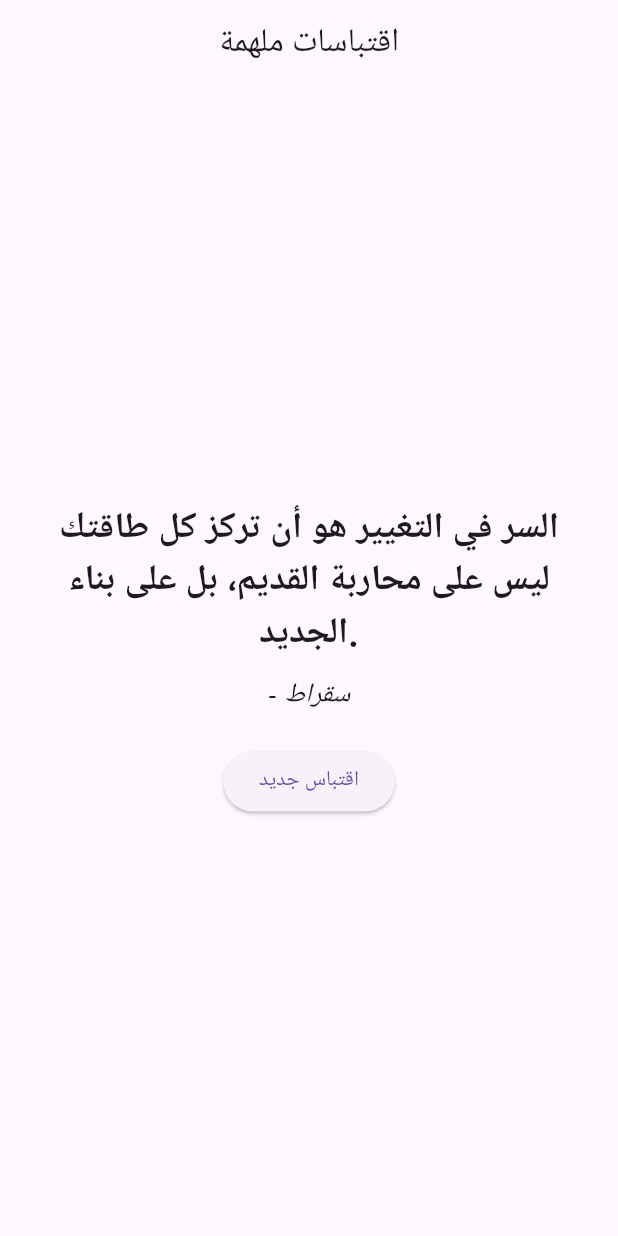
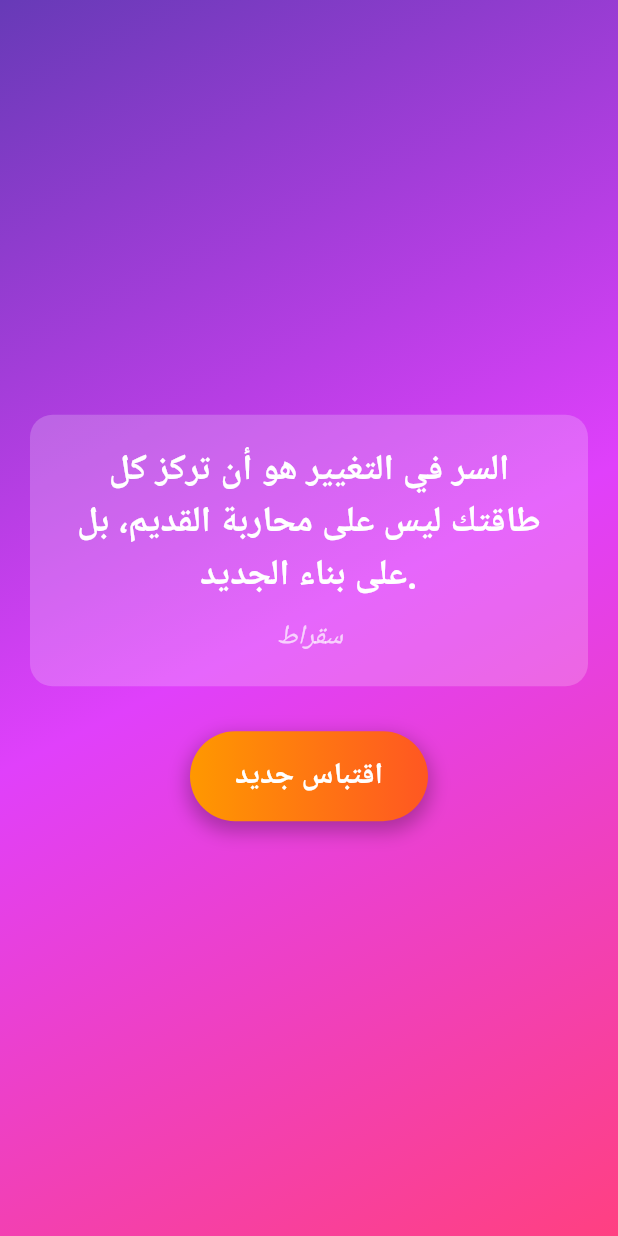
Before and after one commit to AhmedSaleh74/Quote-Application, a Flutter app: the screen it shows after launch, on a phone screen of 412 x 824 dp. Run offline on Flutter 3.47's test engine with Material 3 defaults, Android fonts, the phone set to English and light mode, and no system bars; our stand-ins replace get.

Commit message:
Enhanced UI: Added gradient background, improved quote display, and animated button.

```diff
--- a/lib/screens/quote_home.dart
+++ b/lib/screens/quote_home.dart
@@ -9,32 +9,86 @@ class QuoteHome extends StatelessWidget {
   @override
   Widget build(BuildContext context) {
     return Scaffold(
-      appBar: AppBar(
-        title: Text("اقتباسات ملهمة"),
-        centerTitle: true,
+      body: Container(
+        width: double.infinity,
+        height: double.infinity,
+        decoration: BoxDecoration(
+          gradient: LinearGradient(
+            colors: [
+              Colors.deepPurple,
+              Colors.purpleAccent,
+              Colors.pinkAccent,
+            ],
+            begin: Alignment.topLeft,
+            end: Alignment.bottomRight,
           ),
-      body: Center(
+        ),
+        child: Center(
           child: Padding(
             padding: const EdgeInsets.all(20.0),
             child: Column(
               mainAxisAlignment: MainAxisAlignment.center,
               children: [
-              Obx(() => Text(
+                Obx(() => Container(
+                      padding: EdgeInsets.all(20),
+                      decoration: BoxDecoration(
+                        color: Colors.white.withOpacity(0.2),
+                        borderRadius: BorderRadius.circular(15),
+                      ),
+                      child: Column(
+                        children: [
+                          Text(
                             controller.currentQuote.value.quoteText,
                             textAlign: TextAlign.center,
-                    style: TextStyle(fontSize: 24, fontWeight: FontWeight.bold),
-                  )),
+                            style: TextStyle(
+                              fontSize: 24,
+                              fontWeight: FontWeight.bold,
+                              color: Colors.white,
+                            ),
+                          ),
                           SizedBox(height: 10),
-              Obx(() => Text(
-                    "- ${controller.currentQuote.value.author}",
-                    style: TextStyle(fontSize: 18, fontStyle: FontStyle.italic),
-                  )),
-              SizedBox(height: 20),
-              ElevatedButton(
-                onPressed: controller.changeQuote,
-                child: Text("اقتباس جديد"),
+                          Text(
+                            controller.currentQuote.value.author,
+                            style: TextStyle(
+                              fontSize: 18,
+                              fontStyle: FontStyle.italic,
+                              color: Colors.white70,
+                            ),
                           ),
                         ],
+                      ),
+                    )),
+                SizedBox(height: 30),
+                GestureDetector(
+                  onTap: controller.changeQuote,
+                  child: Container(
+                    padding: EdgeInsets.symmetric(vertical: 15, horizontal: 30),
+                    decoration: BoxDecoration(
+                      gradient: LinearGradient(
+                        colors: [Colors.orange, Colors.deepOrange],
+                      ),
+                      borderRadius: BorderRadius.circular(30),
+                      boxShadow: [
+                        BoxShadow(
+                          color: Colors.black26,
+                          blurRadius: 10,
+                          spreadRadius: 2,
+                          offset: Offset(0, 5),
+                        ),
+                      ],
+                    ),
+                    child: Text(
+                      "اقتباس جديد",
+                      style: TextStyle(
+                        fontSize: 20,
+                        fontWeight: FontWeight.bold,
+                        color: Colors.white,
+                      ),
+                    ),
+                  ),
+                ),
+              ],
+            ),
           ),
         ),
       ),
```
Lines whose indentation alone changed are shown as unchanged.
